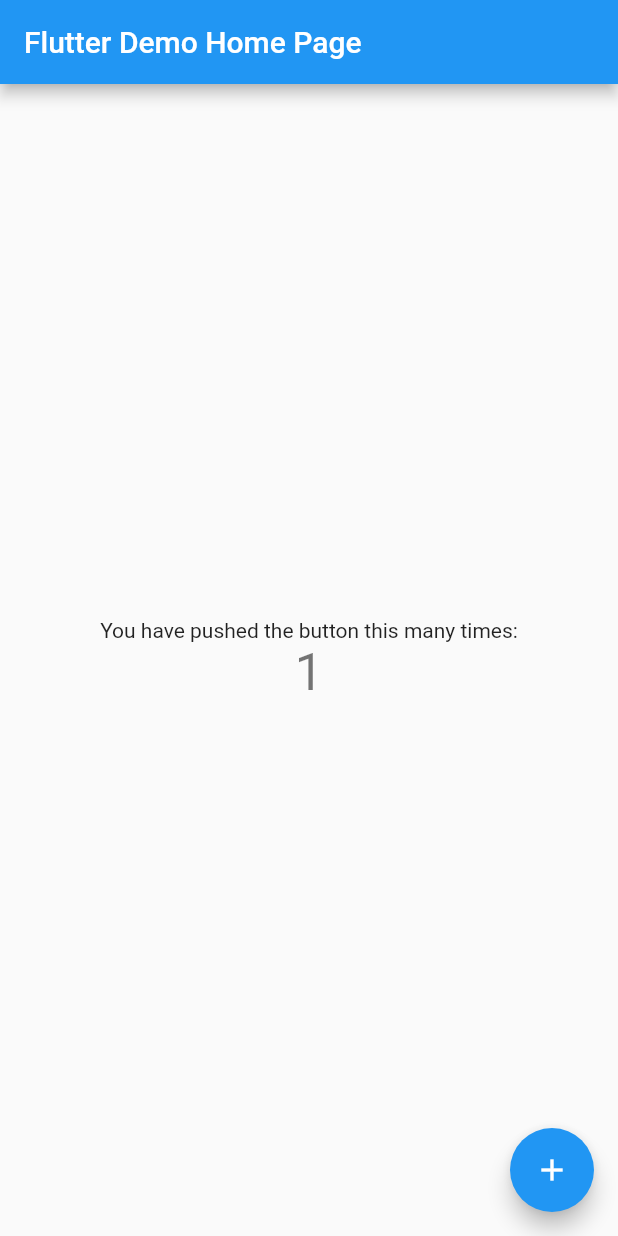
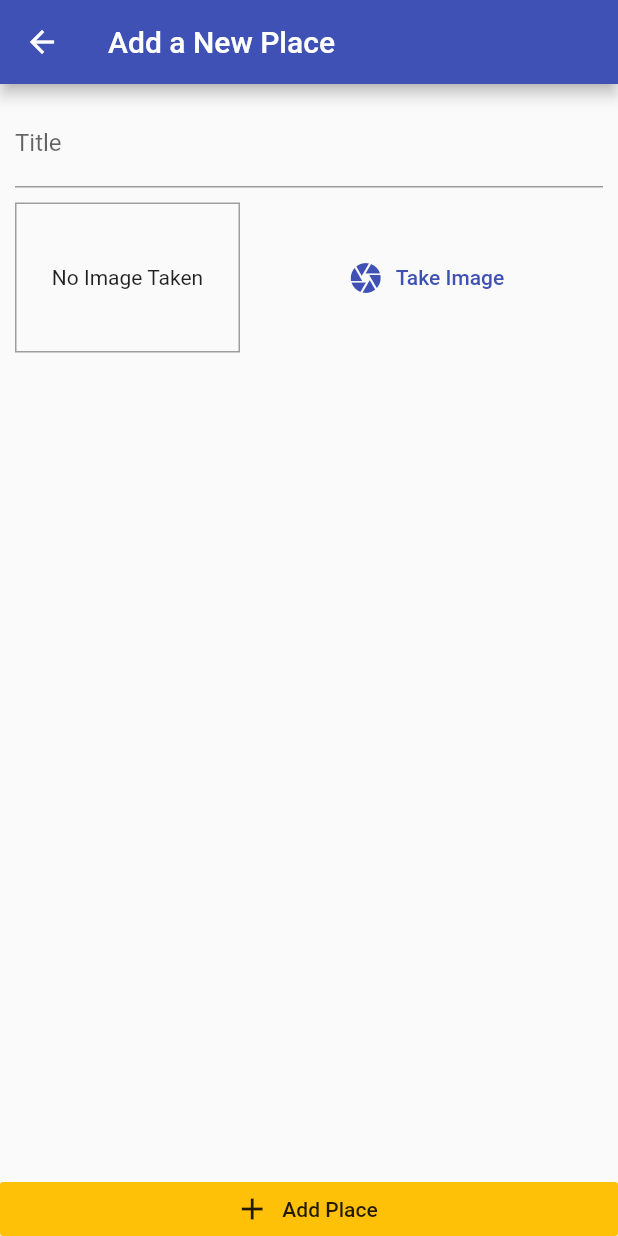
Before and after one commit to ikrs/great_places, a Flutter app: the screen it shows after launch, after a tap on the "add" icon, on a phone screen of 412 x 824 dp. Run offline on Flutter 3.47's test engine with Material 2 defaults, Android fonts, the phone set to English and light mode, and no system bars.

Commit message:
great places init

```diff
--- a/lib/main.dart
+++ b/lib/main.dart
@@ -1,111 +1,28 @@
 import 'package:flutter/material.dart';
+import 'package:provider/provider.dart';
+
+import './providers/great_places.dart';
+import './screens/places_list_screen.dart';
+import './screens/add_place_screen.dart';
 
 void main() => runApp(MyApp());
 
 class MyApp extends StatelessWidget {
-  // This widget is the root of your application.
   @override
   Widget build(BuildContext context) {
-    return MaterialApp(
-      title: 'Flutter Demo',
-      theme: ThemeData(
-        // This is the theme of your application.
-        //
-        // Try running your application with "flutter run". You'll see the
-        // application has a blue toolbar. Then, without quitting the app, try
-        // changing the primarySwatch below to Colors.green and then invoke
-        // "hot reload" (press "r" in the console where you ran "flutter run",
-        // or simply save your changes to "hot reload" in a Flutter IDE).
-        // Notice that the counter didn't reset back to zero; the application
-        // is not restarted.
-        primarySwatch: Colors.blue,
+    return ChangeNotifierProvider.value(
+      value: GreatPlaces(),
+          child: MaterialApp(
+        title: 'Great Places',
+        theme: ThemeData(
+          primarySwatch: Colors.indigo,
+          accentColor: Colors.amber,
+        ),
+        home: PlacesListScreen(),
+        routes: {
+          AddPlaceScreen.routeName: (context) => AddPlaceScreen(),
+        }
       ),
-      home: MyHomePage(title: 'Flutter Demo Home Page'),
     );
   }
 }
-
-class MyHomePage extends StatefulWidget {
-  MyHomePage({Key key, this.title}) : super(key: key);
-
-  // This widget is the home page of your application. It is stateful, meaning
-  // that it has a State object (defined below) that contains fields that affect
-  // how it looks.
-
-  // This class is the configuration for the state. It holds the values (in this
-  // case the title) provided by the parent (in this case the App widget) and
-  // used by the build method of the State. Fields in a Widget subclass are
-  // always marked "final".
-
-  final String title;
-
-  @override
-  _MyHomePageState createState() => _MyHomePageState();
-}
-
-class _MyHomePageState extends State<MyHomePage> {
-  int _counter = 0;
-
-  void _incrementCounter() {
-    setState(() {
-      // This call to setState tells the Flutter framework that something has
-      // changed in this State, which causes it to rerun the build method below
-      // so that the display can reflect the updated values. If we changed
-      // _counter without calling setState(), then the build method would not be
-      // called again, and so nothing would appear to happen.
-      _counter++;
-    });
-  }
-
-  @override
-  Widget build(BuildContext context) {
-    // This method is rerun every time setState is called, for instance as done
-    // by the _incrementCounter method above.
-    //
-    // The Flutter framework has been optimized to make rerunning build methods
-    // fast, so that you can just rebuild anything that needs updating rather
-    // than having to individually change instances of widgets.
-    return Scaffold(
-      appBar: AppBar(
-        // Here we take the value from the MyHomePage object that was created by
-        // the App.build method, and use it to set our appbar title.
-        title: Text(widget.title),
-      ),
-      body: Center(
-        // Center is a layout widget. It takes a single child and positions it
-        // in the middle of the parent.
-        child: Column(
-          // Column is also a layout widget. It takes a list of children and
-          // arranges them vertically. By default, it sizes itself to fit its
-          // children horizontally, and tries to be as tall as its parent.
-          //
-          // Invoke "debug painting" (press "p" in the console, choose the
-          // "Toggle Debug Paint" action from the Flutter Inspector in Android
-          // Studio, or the "Toggle Debug Paint" command in Visual Studio Code)
-          // to see the wireframe for each widget.
-          //
-          // Column has various properties to control how it sizes itself and
-          // how it positions its children. Here we use mainAxisAlignment to
-          // center the children vertically; the main axis here is the vertical
-          // axis because Columns are vertical (the cross axis would be
-          // horizontal).
-          mainAxisAlignment: MainAxisAlignment.center,
-          children: <Widget>[
-            Text(
-              'You have pushed the button this many times:',
-            ),
-            Text(
-              '$_counter',
-              style: Theme.of(context).textTheme.display1,
-            ),
-          ],
-        ),
-      ),
-      floatingActionButton: FloatingActionButton(
-        onPressed: _incrementCounter,
-        tooltip: 'Increment',
-        child: Icon(Icons.add),
-      ), // This trailing comma makes auto-formatting nicer for build methods.
-    );
-  }
-}
--- /dev/null
+++ b/lib/models/place.dart
@@ -0,0 +1,29 @@
+import 'dart:io';
+
+import 'package:flutter/foundation.dart';
+
+class PlaceLocation {
+  final double latitude;
+  final double longitude;
+  final String address;
+
+  PlaceLocation({
+    @required this.latitude,
+    @required this.longitude,
+    this.address,
+  });
+}
+
+class Place {
+  final String id;
+  final String title;
+  final PlaceLocation location;
+  final File image; // each image i a file on our device
+
+  Place({
+    @required this.id,
+    @required this.title,
+    @required this.location,
+    @required this.image,
+  });
+}
--- /dev/null
+++ b/lib/providers/great_places.dart
@@ -0,0 +1,11 @@
+import 'package:flutter/foundation.dart';
+
+import '../models/place.dart';
+
+class GreatPlaces with ChangeNotifier {
+  List<Place> _items = [];
+
+  List<Place> get items {
+    return [..._items];
+  }
+}
--- /dev/null
+++ b/lib/screens/add_place_screen.dart
@@ -0,0 +1,52 @@
+import 'package:flutter/material.dart';
+
+import '../widgets/image_input.dart';
+
+class AddPlaceScreen extends StatefulWidget {
+  static const routeName = '/add-place';
+
+  @override
+  _AddPlaceScreenState createState() => _AddPlaceScreenState();
+}
+
+class _AddPlaceScreenState extends State<AddPlaceScreen> {
+  final _titleController = TextEditingController();
+
+  @override
+  Widget build(BuildContext context) {
+    return Scaffold(
+        appBar: AppBar(
+          title: Text('Add a New Place'),
+        ),
+        body: Column(
+          crossAxisAlignment: CrossAxisAlignment.stretch,
+          children: <Widget>[
+            Expanded(
+              child: SingleChildScrollView(
+                child: Padding(
+                  padding: EdgeInsets.all(10),
+                  child: Column(
+                    children: <Widget>[
+                      TextField(
+                        decoration: InputDecoration(labelText: 'Title'),
+                        controller: _titleController,
+                      ),
+                      SizedBox(height: 10),
+                      ImageInput(),
+                    ],
+                  ),
+                ),
+              ),
+            ),
+            RaisedButton.icon(
+              icon: Icon(Icons.add),
+              label: Text('Add Place'),
+              onPressed: () {},
+              elevation: 0,
+              color: Theme.of(context).accentColor,
+              materialTapTargetSize: MaterialTapTargetSize.shrinkWrap,
+            )
+          ],
+        ));
+  }
+}
--- /dev/null
+++ b/lib/screens/places_list_screen.dart
@@ -0,0 +1,25 @@
+import 'package:flutter/material.dart';
+
+import './add_place_screen.dart';
+
+class PlacesListScreen extends StatelessWidget {
+  @override
+  Widget build(BuildContext context) {
+    return Scaffold(
+      appBar: AppBar(
+        title: Text('Your Places'),
+        actions: <Widget>[
+          IconButton(
+            icon: Icon(Icons.add),
+            onPressed: () {
+              Navigator.of(context).pushNamed(AddPlaceScreen.routeName);
+            },
+          ),
+        ],
+      ),
+      body: Center(
+        child: CircularProgressIndicator(),
+      ),
+    );
+  }
+}
--- /dev/null
+++ b/lib/widgets/image_input.dart
@@ -0,0 +1,47 @@
+import 'dart:io';
+
+import 'package:flutter/material.dart';
+
+class ImageInput extends StatefulWidget {
+  @override
+  _ImageInputState createState() => _ImageInputState();
+}
+
+class _ImageInputState extends State<ImageInput> {
+  File _storedImage;
+
+  @override
+  Widget build(BuildContext context) {
+    return Row(
+      children: <Widget>[
+        Container(
+          width: 150,
+          height: 100,
+          decoration: BoxDecoration(
+            border: Border.all(width: 1, color: Colors.grey),
+          ),
+          child: _storedImage != null
+              ? Image.file(
+                  _storedImage,
+                  fit: BoxFit.cover,
+                  width: double.infinity,
+                )
+              : Text(
+                  'No Image Taken',
+                  textAlign: TextAlign.center,
+                ),
+          alignment: Alignment.center,
+        ),
+        SizedBox(width: 10),
+        Expanded(
+          child: FlatButton.icon(
+            icon: Icon(Icons.camera),
+            label: Text('Take Image'),
+            textColor: Theme.of(context).primaryColor,
+            onPressed: () {},
+          ),
+        ),
+      ],
+    );
+  }
+}
--- a/pubspec.yaml
+++ b/pubspec.yaml
@@ -19,6 +19,7 @@ environment:
 dependencies:
   flutter:
     sdk: flutter
+  provider: ^3.0.0+1
 
   # The following adds the Cupertino Icons font to your application.
   # Use with the CupertinoIcons class for iOS style icons.
```
Also changed, not shown: lib/screens/place_details_screen.dart (added), pubspec.lock.
